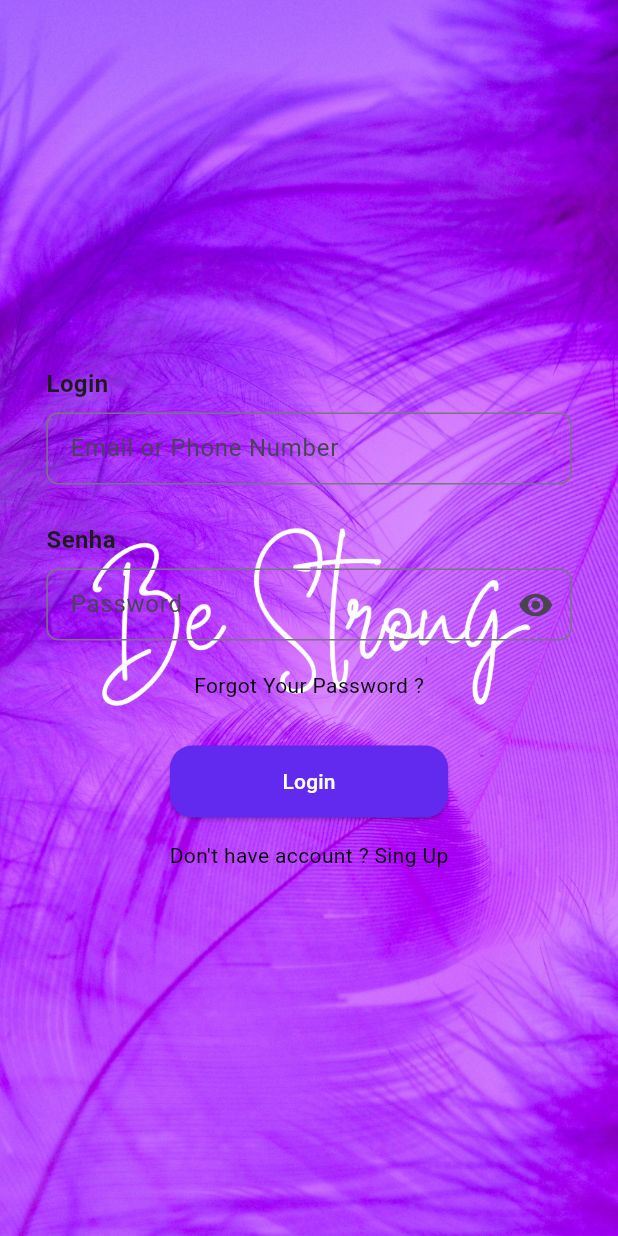
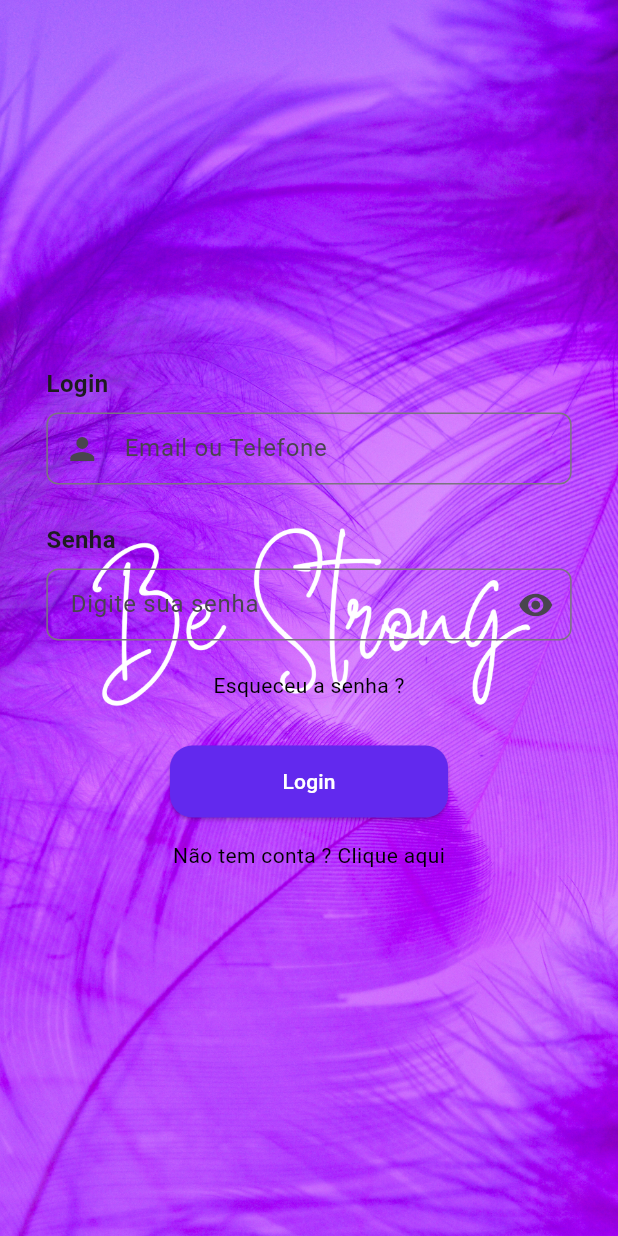
Before and after one commit to EduardoGuedes242/web-front, a Flutter app: the screen it shows after launch, on a phone screen of 412 x 824 dp. Run offline on Flutter 3.47's test engine with Material 3 defaults, Android fonts, the phone set to English and light mode, and no system bars; our stand-ins replace awesome_bottom_bar, flutter_svg, iconsax_plus.

Commit message:
Implementação de icons visuais

```diff
--- a/lib/main.dart
+++ b/lib/main.dart
@@ -1,7 +1,7 @@
 // ignore_for_file: prefer_const_constructors, prefer_const_literals_to_create_immutables
 import 'package:flutter/material.dart';
-import 'package:web/pages/home_page.dart';
-import 'package:web/pages/loginPage.dart';
+//import 'package:web/pages/home_page.dart';
+import 'package:web/pages/access/loginPage.dart';
 
 void main() async {
   runApp(const MyApp());
--- a/lib/pages/loginPage.dart
+++ b/lib/pages/access/loginPage.dart
@@ -1,7 +1,9 @@
-import 'dart:ui';
 import 'package:flutter/material.dart';
 import 'package:flutter/widgets.dart';
-import 'package:web/cadastroUsuario.dart';
+import 'package:web/pages/access/cadastroUsuario.dart';
+import 'package:web/pages/access/esqueceuSenha.dart';
+import 'package:web/pages/home_page.dart';
+import 'package:web/widgets/button_widget.dart';
 import 'package:web/widgets/input_widget.dart';
 
 class LoginPage extends StatefulWidget {
@@ -15,13 +17,6 @@ class _LoginPageState extends State<LoginPage> {
   final TextEditingController usuarioController = TextEditingController();
   final TextEditingController senhaController = TextEditingController();
   final TextEditingController cpfCnpjContreller = TextEditingController();
-  // bool _obscureText = true;
-
-  // void _toggleobscureText() {
-  //   setState(() {
-  //     _obscureText = !_obscureText;
-  //   });
-  // }
 
   @override
   Widget build(BuildContext context) {
@@ -50,14 +45,15 @@ class _LoginPageState extends State<LoginPage> {
             children: [
               EklTextFormField(
                 title: 'Login',
-                hint: 'Email or Phone Number',
-                controller: TextEditingController(),
+                hint: 'Email ou Telefone',
+                controller: usuarioController,
+                iconeEsquerda: Icon(Icons.person),
               ),
               const SizedBox(height: 20),
               EklTextFormField(
                 title: 'Senha',
-                hint: 'Password',
-                controller: TextEditingController(),
+                hint: 'Digite sua senha',
+                controller: senhaController,
                 obscureText: true,
                 optionShowPassword: true,
                 iconeDireita: IconButton(
@@ -71,9 +67,13 @@ class _LoginPageState extends State<LoginPage> {
                   mouseCursor: WidgetStateMouseCursor.clickable,
                   onTap: () {
                     //Abrir a tela de cadastrar nova senha...
+                    Navigator.push(
+                      context,
+                      MaterialPageRoute(builder: (context) => NovaSenha()),
+                    );
                   },
                   child: const Text(
-                    'Forgot Your Password ?',
+                    'Esqueceu a senha ?',
                     style: TextStyle(
                       color: Colors.black,
                     ),
@@ -81,29 +81,16 @@ class _LoginPageState extends State<LoginPage> {
                 ),
               ),
               const SizedBox(height: 30),
-              SizedBox(
-                height: 48,
-                width: MediaQuery.of(context).size.width * 0.45,
-                child: ElevatedButton(
-                  style: ButtonStyle(
-                      backgroundColor: WidgetStateProperty.all<Color>(
-                          const Color.fromARGB(
-                              255, 98, 41, 238)), // Cor de fundo do botão
-                      iconColor: WidgetStateProperty.all<Color>(
-                          const Color.fromARGB(255, 98, 41, 238)),
-                      shape: WidgetStatePropertyAll(
-                        RoundedRectangleBorder(
-                          borderRadius: BorderRadius.circular(15.0),
-                        ),
-                      )),
-                  onPressed: () {},
-                  child: const Text(
-                    'Login',
-                    style: TextStyle(
-                      color: Colors.white,
+              EklButton2(
+                titulo: 'Login',
+                funcao: () {
+                  Navigator.push(
+                    context,
+                    MaterialPageRoute(
+                      builder: (context) => HomePage(),
                     ),
-                  ),
-                ),
+                  );
+                },
               ),
               const SizedBox(height: 15),
               Container(
@@ -118,7 +105,7 @@ class _LoginPageState extends State<LoginPage> {
                     );
                   },
                   child: const Text(
-                    'Don\'t have account ? Sing Up',
+                    'Não tem conta ? Clique aqui',
                     style: TextStyle(
                       color: Colors.black,
                     ),
--- a/lib/widgets/button_widget.dart
+++ b/lib/widgets/button_widget.dart
@@ -42,3 +42,44 @@ class EklButton extends StatelessWidget {
     );
   }
 }
+
+class EklButton2 extends StatelessWidget {
+  const EklButton2({
+    super.key,
+    required this.titulo,
+    required this.funcao,
+  });
+
+  final String titulo;
+  final Function funcao;
+
+  @override
+  Widget build(BuildContext context) {
+    return SizedBox(
+      height: 48,
+      width: MediaQuery.of(context).size.width * 0.45,
+      child: ElevatedButton(
+        style: ButtonStyle(
+            backgroundColor: WidgetStateProperty.all<Color>(
+                const Color.fromARGB(
+                    255, 98, 41, 238)), // Cor de fundo do botão
+            iconColor: WidgetStateProperty.all<Color>(
+                const Color.fromARGB(255, 98, 41, 238)),
+            shape: WidgetStatePropertyAll(
+              RoundedRectangleBorder(
+                borderRadius: BorderRadius.circular(15.0),
+              ),
+            )),
+        onPressed: () {
+          funcao();
+        },
+        child: Text(
+          titulo,
+          style: const TextStyle(
+            color: Colors.white,
+          ),
+        ),
+      ),
+    );
+  }
+}
--- a/lib/widgets/input_widget.dart
+++ b/lib/widgets/input_widget.dart
@@ -10,6 +10,7 @@ class EklTextFormField extends StatefulWidget {
     required this.hint,
     required this.controller,
     this.iconeDireita,
+    this.iconeEsquerda,
     this.tamanho,
     this.obscureText = false,
     this.optionShowPassword = false,
@@ -19,6 +20,7 @@ class EklTextFormField extends StatefulWidget {
   final String hint;
   final TextEditingController controller;
   final IconButton? iconeDireita;
+  final Icon? iconeEsquerda;
   final double? tamanho;
   bool obscureText;
   final bool optionShowPassword;
@@ -48,6 +50,7 @@ class _EklTextFormFieldState extends State<EklTextFormField> {
               controller: widget.controller,
               obscureText: widget.obscureText,
               decoration: InputDecoration(
+                prefixIcon: widget.iconeEsquerda,
                 suffixIcon: widget.optionShowPassword
                     ? IconButton(
                         onPressed: () {
```
Also changed, not shown: lib/pages/access/cadastroUsuario.dart (renamed from lib/cadastroUsuario.dart, +15 -46 lines), lib/pages/access/esqueceuSenha.dart (added, +66 -0 lines).
